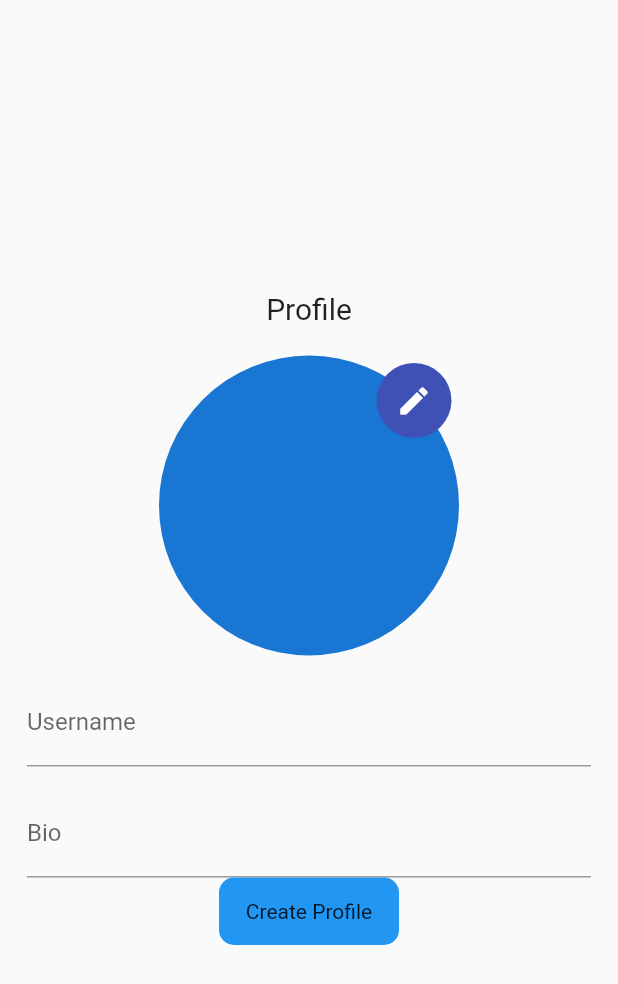
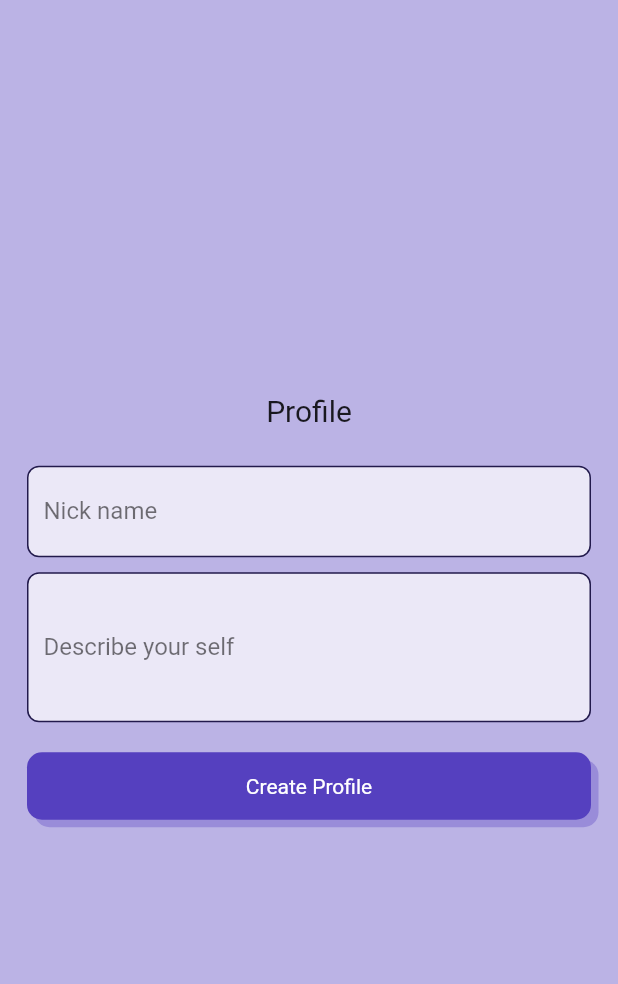
Before and after one commit to ayushx4/Places, a Flutter app: the BasicDetail screen opened directly with empty values, on a phone screen of 412 x 824 dp. Shown: the top 984 px of the screen. Run offline on Flutter 3.47's test engine with Material 2 defaults, Android fonts, the light colour scheme and no system bars; our stand-ins replace cloud_firestore, file_picker, firebase_auth, firebase_core, firebase_storage, font_awesome_flutter and 2 more; accounts and stored records are empty.

Commit message:
change in creating profile process, avatar selection opetion is add and some changes in user model

```diff
--- a/lib/models/user_model.dart
+++ b/lib/models/user_model.dart
@@ -6,27 +6,31 @@ class UserModel{
   String? mailId;
   String? profilePic;
   String? phoneNumber;
-  String? description;
+  String? aboutUser;
   String? country;
+  DateTime? createdOn;
+  int? avatar;
 
   UserModel({
     this.uid,
     this.userName,
     this.country,
-    this.description,
+    this.aboutUser,
     this.mailId,
     this.phoneNumber,
     this.profilePic,
+    this.createdOn,
   });
 
   UserModel.fromMap(Map<String,dynamic>map){
     uid=map["userId"];
     userName=map["userName"];
     country=map["country"];
-    description=map["description"];
+    aboutUser=map["description"];
     mailId=map["mailId"];
     phoneNumber=map["phoneNumber"];
     profilePic=map["profilePic"];
+    createdOn=map["createdOn"];
   }
 
   Map<String,dynamic> toMap(){
@@ -35,10 +39,11 @@ class UserModel{
       "userId" : uid,
       "userName" : userName,
       "country" :country,
-      "description" : description,
+      "description" : aboutUser,
       "mailId" : mailId,
       "phoneNumber" : phoneNumber,
       "profilePic" : profilePic,
+      "createdOn" : createdOn,
 
   };
 }
--- a/lib/pages/authentication/login_page.dart
+++ b/lib/pages/authentication/login_page.dart
@@ -61,7 +61,7 @@ class _LoginPageState extends State<LoginPage> {
                     ),
                   ),
                 ),
-                const Text("stay login",
+                const Text("stay logged in",
                     style: TextStyle(
                       color: ConstColor.mainColorD1,
                       fontWeight: FontWeight.w300,
@@ -74,7 +74,6 @@ class _LoginPageState extends State<LoginPage> {
                     controller: emailController,
                     isPassword: false,
                     label: "Email",
-                    hintText: "Enter email",
                   ),
                 ),
                 Padding(
@@ -83,7 +82,6 @@ class _LoginPageState extends State<LoginPage> {
                     controller: passwordController,
                     isPassword: true,
                     label: "Password",
-                    hintText: "Enter password",
                   ),
                 ),
                 SizedBox(
--- a/lib/pages/authentication/profile/basic_detail.dart
+++ b/lib/pages/authentication/profile/basic_detail.dart
@@ -1,21 +1,31 @@
 import 'dart:developer';
 import 'dart:io';
-
+import 'package:clg_mat/models/users_places_detail.dart';
 import 'package:clg_mat/pages/home/home_page.dart';
 import 'package:clg_mat/widgets/alert_message.dart';
 import 'package:clg_mat/widgets/btn.dart';
+import 'package:clg_mat/widgets/custom_input_field.dart';
 import 'package:cloud_firestore/cloud_firestore.dart';
+import 'package:firebase_auth/firebase_auth.dart';
 import 'package:firebase_storage/firebase_storage.dart';
 import 'package:flutter/material.dart';
-import 'package:image_picker/image_picker.dart';
-
+import 'package:flutter/services.dart';
+import '../../../constants/const_colors.dart';
 import '../../../models/user_model.dart';
 
 class BasicDetail extends StatefulWidget {
 
   UserModel userModel;
+  File? profileImage;
+  int avatar;
 
-  BasicDetail({required this.userModel});
+
+  BasicDetail({
+    required this.userModel,
+    required this.avatar,
+    this.profileImage,
+
+  });
 
   @override
   State<BasicDetail> createState() => _BasicDetailState();
@@ -24,13 +34,24 @@ class BasicDetail extends StatefulWidget {
 class _BasicDetailState extends State<BasicDetail> {
 
   var usernameController = TextEditingController();
-  var bioController = TextEditingController();
-  File? profileImage;
+  var aboutUserController = TextEditingController();
 
 
   @override
   Widget build(BuildContext context) {
+
+    SystemChrome.setSystemUIOverlayStyle(
+        const SystemUiOverlayStyle(
+          statusBarColor: ConstColor.mainColorL2,
+          statusBarBrightness: Brightness.dark,
+          statusBarIconBrightness: Brightness.dark,
+          systemNavigationBarColor: ConstColor.mainColorL2,
+        )
+    );
+
     return Scaffold(
+      resizeToAvoidBottomInset : false,
+      backgroundColor: ConstColor.mainColorL2,
       body: SafeArea(
         child: Padding(
           padding: const EdgeInsets.all(18.0),
@@ -44,75 +65,53 @@ class _BasicDetailState extends State<BasicDetail> {
               const Text("Profile",style: TextStyle(fontSize: 20),),
               const SizedBox(height: 20,),
 
-              //profile pic
-              Container(
-                height: 200,
-                width: 200,
-                child: Stack(
-                  children: [
-                    SizedBox(
-                        height : 200,
-                        width: 200,
-                        child: CircleAvatar(
-                          backgroundImage: (profileImage!=null) ? FileImage(profileImage!) : null,
-                        )
-                    ),
 
-                    Positioned(
-                      width: 50,
-                        height: 50,
-                        top: 5,
-                        right: 5,
-                        child:GestureDetector(
-                          onTap: ()async{
-                            selectImage();
-                          },
-                          child: Container(
-                            decoration: const BoxDecoration(
-                              color: Colors.indigo,
-                              borderRadius: BorderRadius.all(Radius.circular(50)),
-                            ),
-                            child: const Center(
-                              child: Icon(Icons.edit,color: Colors.white,),
-                            ),
-                          ),
-                        )
-                    ),
-                  ]
+              //username
+              Padding(
+                padding: const EdgeInsets.symmetric(vertical: 5),
+                child: CustomInputFeild(
+                    controller: usernameController,
+                    isPassword: false,
+                    label: "Nick name"
                 ),
               ),
 
 
-
-              SizedBox(height: 15,),
-
-              //username
-              TextField(
-                controller: usernameController,
-                decoration: InputDecoration(
-                  label: Text("Username"),
+              //bio
+              Padding(
+                padding: const EdgeInsets.symmetric(vertical: 5),
+                child: ConstrainedBox(
+                  constraints: BoxConstraints(
+                    maxHeight: 100,
                   ),
+                  child: CustomInputFeild(
+                    controller: aboutUserController,
+                    maxLine: 8,
+                    isPassword: false,
+                    label: "Describe your self",
                   ),
-              SizedBox(height: 15,),
-
-              //bio
-              TextField(
-                controller: bioController,
-                decoration: InputDecoration(
-                  label: Text("Bio"),
                 ),
               ),
 
-              Btn(
-                  text: "Create Profile",
+              Padding(
+                padding: const EdgeInsets.symmetric(vertical: 15),
+                child: Btn(
                   onTap: (){
                     createProfile();
                   },
+
+                    text: "Create Profile",
+                    textStyle: const TextStyle(color: Colors.white),
+                    btnColor: ConstColor.mainColor,
+                    btnWidth: MediaQuery.of(context).size.width,
+                    btnShadow: const[
+                    BoxShadow(
+                      color: ConstColor.mainColorL1,
+                      offset: Offset(5,5),
+                    )
+                  ]
                 ),
-
-
-
-
+              ),
 
 
 
@@ -129,38 +128,38 @@ class _BasicDetailState extends State<BasicDetail> {
   }
 
 
-
-  Future selectImage()async{
-
-    XFile? imageFile;
-    imageFile = await ImagePicker().pickImage(source: ImageSource.gallery,) ;
-    Navigator.popUntil(context, (route) => route.isFirst);
-    print(imageFile.toString());
-
-    if(imageFile==null){
-      AlertMessage(context , Text("Someting want wrong"));
-    }else{
-      final tempImage = File(imageFile!.path);
-      // CroppedFile? croppedFile = await ImageCropper().cropImage(sourcePath: imageFile!.path);
-      setState(() {
-        this.profileImage = tempImage;
-      });
-
-    }
-
-  }
-
   createProfile()async {
     log("entering crete profile block of code////////////////////////");
 
     if (usernameController != null) {
-      await uploadTask();
+
+      if(widget.avatar==0){
+        uploadTask();
+      }
+
+      UserModel userModel=widget.userModel;
+      userModel.createdOn=DateTime.timestamp();
+      userModel.userName=usernameController.text.trim();
+      userModel.aboutUser=aboutUserController.text.trim();
+      userModel.avatar = widget.avatar;
 
       try {
         await FirebaseFirestore.instance.collection("users")
             .doc(widget.userModel.uid).set(widget.userModel.toMap());
       } catch (error) {
         AlertMessage(context , Text(error.toString()));
+      }
+
+      UsersPlacesDetail usersPlacesDetail = UsersPlacesDetail(
+        uid: widget.userModel.uid,
+        placesList: null
+      );
+
+      try{
+        await FirebaseFirestore.instance.collection("usersPlacesDetail")
+                  .doc(widget.userModel.uid).set(usersPlacesDetail.toMap());
+      }catch(error){
+        AlertMessage(context, Text(error.toString()));
       }
 
       Navigator.popUntil(context, (route) => route.isFirst);
@@ -170,18 +169,19 @@ class _BasicDetailState extends State<BasicDetail> {
               HomePage(uid: widget.userModel.uid.toString()))
       );
     } else {
-      AlertMessage(context , Text("Please enter username"));
+      AlertMessage(context ,Text("Please enter username"));
     }
   }
 
 
 
   uploadTask()async{
-    if(profileImage!=null){
+
+    if(widget.profileImage!=null){
       Reference storageReference = FirebaseStorage.instance
           .ref().child("profile_pictures").child(widget.userModel.uid.toString());
 
-      await storageReference.putFile(profileImage!);
+      await storageReference.putFile(widget.profileImage!);
 
       AlertMessage(context, Text("Nice Profile pic"));
 
--- a/lib/services/auth_services.dart
+++ b/lib/services/auth_services.dart
@@ -1,5 +1,6 @@
 import 'package:clg_mat/models/user_model.dart';
 import 'package:clg_mat/pages/authentication/profile/basic_detail.dart';
+import 'package:clg_mat/pages/authentication/profile/choose_profilepic.dart';
 import 'package:clg_mat/pages/home/home_page.dart';
 import 'package:clg_mat/widgets/alert_message.dart';
 import 'package:cloud_firestore/cloud_firestore.dart';
@@ -15,7 +16,6 @@ class AuthServices{
 
 
     try{
-
       credential = await _auth.
       createUserWithEmailAndPassword(email: email, password: password);
 
@@ -32,10 +32,10 @@ class AuthServices{
       Navigator.pushReplacement(
           context,
           MaterialPageRoute(
-              builder: (context) => BasicDetail(userModel: newUser)
+              builder: (context) => ChooseProfilePic(userModel: newUser)
           ));
     } catch(error){
-      AlertMessage(Text(error.toString()), context);
+      AlertMessage(context,Text(error.toString()));
     }
   }
 
```
Also changed, not shown: lib/pages/authentication/profile/choose_profilepic.dart (added, +230 -0 lines), lib/pages/authentication/signup_page.dart (+17 -11 lines), lib/pages/create_place_page.dart (+5 -5 lines), assets/images/app_logo.png (deleted), assets/images/app_logo2.png (deleted), assets/images/avatar_female.jpg (added), assets/images/avatar_male.jpg (added). Lines whose indentation alone changed are shown as unchanged.
